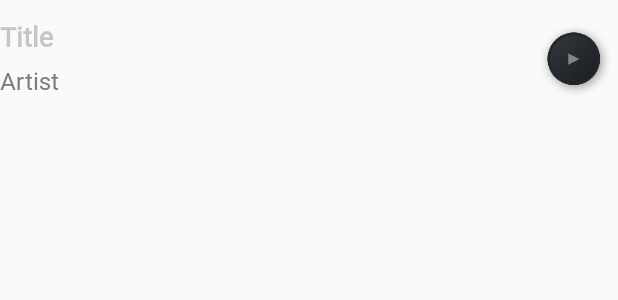
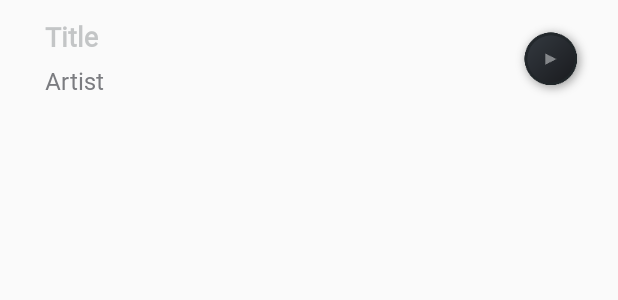
Before and after one commit to BenLscr/MusicPlayer, an Android app: the layout fragment_music.xml on its own in the app's theme, with its tools: preview values and no code run, on a phone screen of 412 x 824 dp. Shown: the top 300 px of the screen. Run offline under Robolectric (Android 15) with nearby library versions, the phone set to English and light mode, and no system bars.

```diff
--- a/app/src/main/res/layout/fragment_music.xml
+++ b/app/src/main/res/layout/fragment_music.xml
@@ -2,9 +2,12 @@
 <FrameLayout xmlns:android="http://schemas.android.com/apk/res/android"
     android:layout_width="match_parent"
     android:layout_height="wrap_content"
-    android:layout_marginTop="10dp"
-    android:layout_marginBottom="10dp"
-    android:orientation="horizontal">
+    android:paddingTop="10dp"
+    android:paddingBottom="10dp"
+    android:paddingStart="30dp"
+    android:paddingEnd="15dp"
+    android:orientation="horizontal"
+    android:id="@+id/music_in_list_layout">
 
     <LinearLayout
         android:layout_width="wrap_content"
--- a/app/src/main/res/layout/fragment_music_list.xml
+++ b/app/src/main/res/layout/fragment_music_list.xml
@@ -6,8 +6,8 @@
     android:name="com.benlscr.musicplayer.MusicsFragment"
     android:layout_width="match_parent"
     android:layout_height="match_parent"
-    android:layout_marginStart="50dp"
-    android:layout_marginEnd="35dp"
+    android:layout_marginStart="20dp"
+    android:layout_marginEnd="20dp"
     app:layoutManager="LinearLayoutManager"
     tools:context=".MusicsFragment"
     tools:listitem="@layout/fragment_music" />
```
Also changed, not shown: app/src/main/java/com/benlscr/musicplayer/MusicRecyclerViewAdapter.kt (+9 -0 lines), app/src/main/res/drawable/background_current_music.xml (added, +16 -0 lines).
